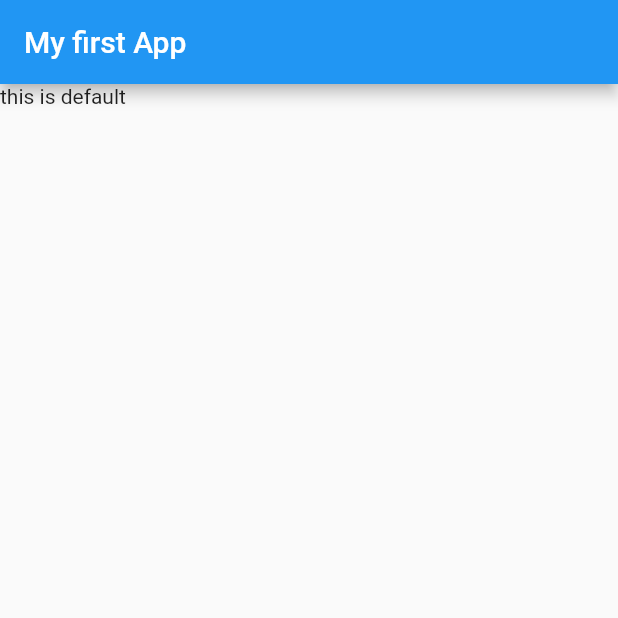
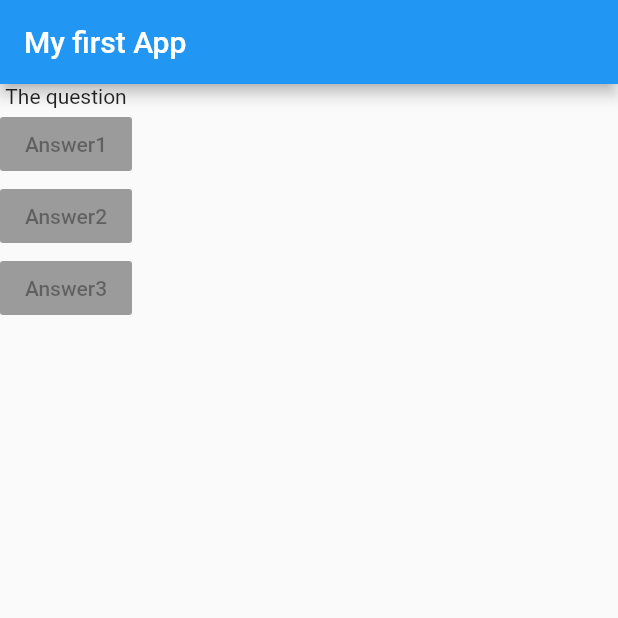
Before and after one commit to siddhant3030/flutter, a Flutter app: the screen it shows after launch, on a phone screen of 412 x 824 dp, the top half of it. Run offline on Flutter 3.47's test engine with Material 2 defaults, Android fonts, the phone set to English and light mode, and no system bars.

Commit message:
more child added

```diff
--- a/first_app/lib/main.dart
+++ b/first_app/lib/main.dart
@@ -9,9 +9,19 @@ void main() => runApp(MyApp());
 class MyApp extends StatelessWidget{
   @override
   Widget build(BuildContext context) {
+    var questions = [
+      'What is your fav colour?',
+      'What is your fav animal?'
+    ];
     return MaterialApp(home: Scaffold(
             appBar: AppBar(title: Text('My first App')),
-            body: Text('this is default'))
+            body: Column(children: [
+              Text('The question'),
+              RaisedButton(child: Text('Answer1'), onPressed: null),
+              RaisedButton(child: Text('Answer2'), onPressed: null),
+              RaisedButton(child: Text('Answer3'), onPressed: null),
+
+            ],))
     );
    }
 }
```
